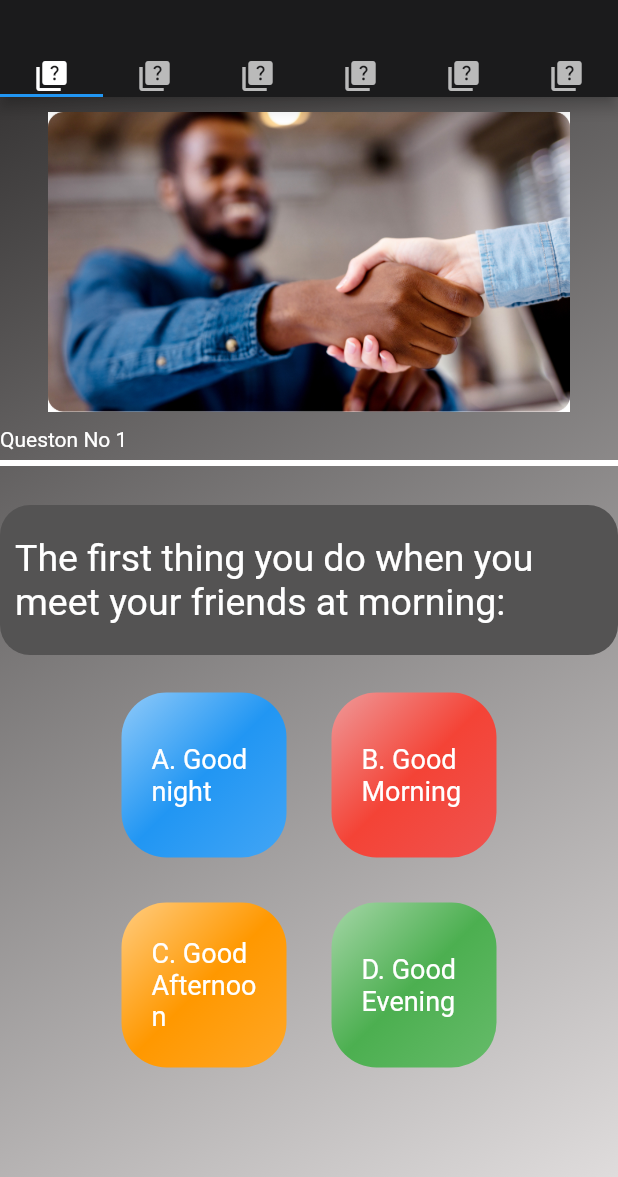
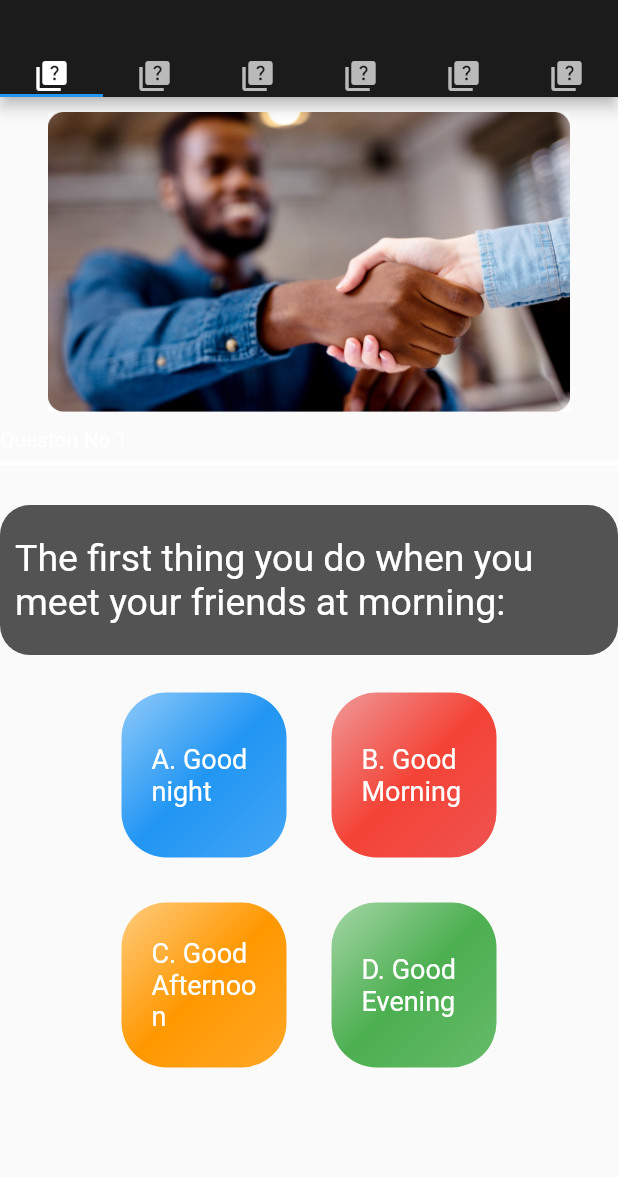
Before and after one commit to mohammad6202/elearningApp, a Flutter app: the Quizz screen opened by its route, on a phone screen of 412 x 824 dp, the part 59-1236 px from its top. Run offline on Flutter 3.47's test engine with Material 2 defaults, Android fonts, the phone set to English and light mode, and no system bars; our stand-ins replace audioplayers, introduction_screen, shared_preferences, video_player; missing offline and left inert: syncfusion_flutter_pdfviewer; accounts and stored records are empty.

Commit message:
Update quistion.dart
remove unnecessary container

```diff
--- a/lib/components/quistion.dart
+++ b/lib/components/quistion.dart
@@ -31,16 +31,7 @@ class Question extends StatefulWidget {
 class _QuestionState extends State<Question> {
   @override
   Widget build(BuildContext context) {
-    return Container(
-      decoration: const BoxDecoration(
-          gradient: LinearGradient(
-              begin: Alignment.topLeft,
-              end: Alignment.bottomRight,
-              colors: [
-            Color.fromARGB(255, 56, 54, 54),
-            Color.fromARGB(255, 223, 220, 220),
-          ])),
-      child: ListView(
+    return ListView(
       children: [
         const SizedBox(
           height: 10,
@@ -199,7 +190,6 @@ class _QuestionState extends State<Question> {
           ),
         ])
       ],
-      ),
     );
   }
 }
```
Lines whose indentation alone changed are shown as unchanged.
